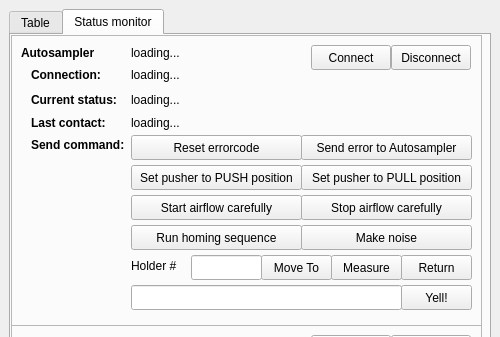
Old version of the form autosampler.ui in the repository marcodyga/nmr_autosampler_python; both pictures show x 0 to 500 and y 0 to 337 of the 500 by 700 pixel window.
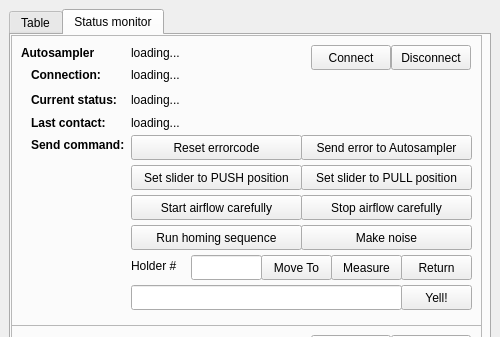
New version of the form.

Commit message: Renaming the Pusher to "Slider" in all non-internal messages

Diff of the .ui file:
```diff
--- a/autosampler.ui
+++ b/autosampler.ui
@@ -552,7 +552,7 @@
                  <string>Sets the pusher to align with the hole for the NMR tube.</string>
                 </property>
                 <property name="text">
-                 <string>Set pusher to PUSH position</string>
+                 <string>Set slider to PUSH position</string>
                 </property>
                </widget>
                <widget class="QPushButton" name="btn_Pusher_PULL">
@@ -568,7 +568,7 @@
                  <string>Slowly starts the air flow, pushing out an NMR tube from the spectrometer. If the air is currently running, it will be shut off without delay.</string>
                 </property>
                 <property name="text">
-                 <string>Set pusher to PULL position</string>
+                 <string>Set slider to PULL position</string>
                 </property>
                </widget>
                <widget class="QPushButton" name="btn_Air_PUSH">
```
Left out of the diff: 4 changed lines with no effect on the pictures.
